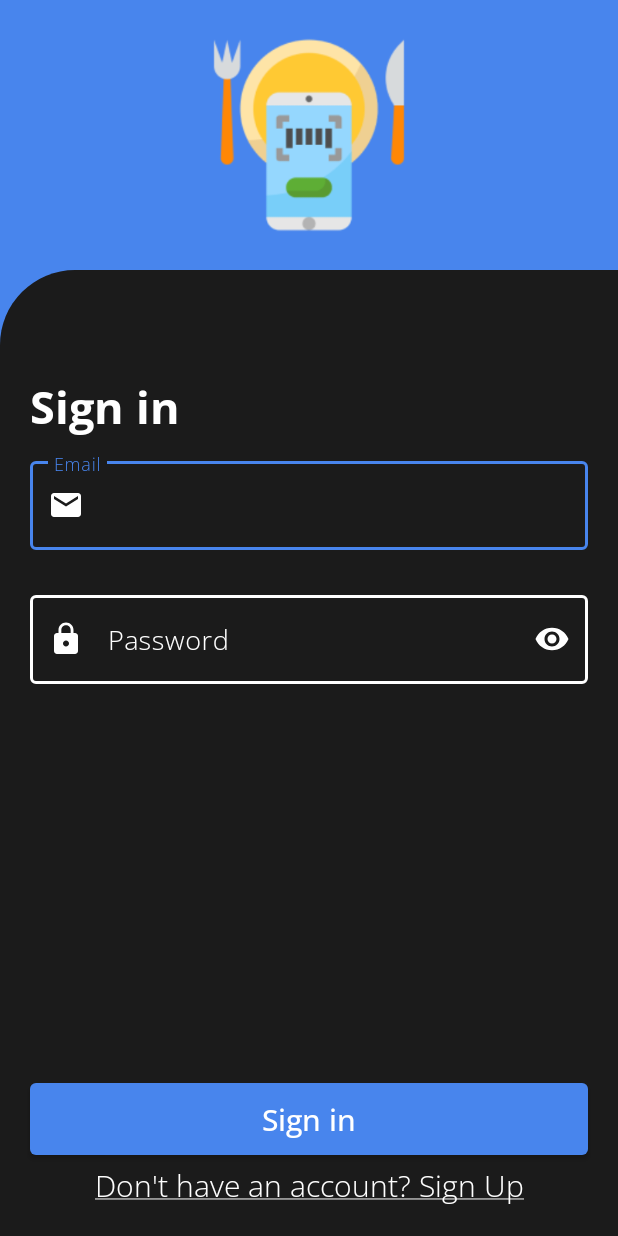
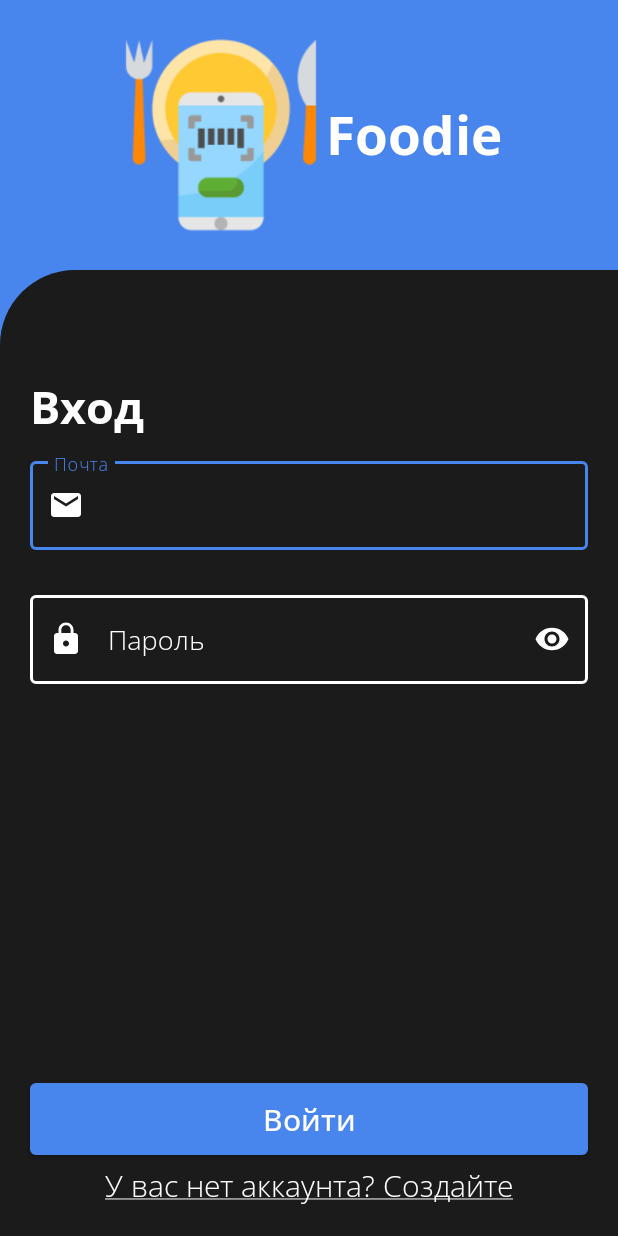
Before and after one commit to overridelfg/FoodScanner-client, an Android app: the screen it shows after launch (AuthActivity), on a phone screen of 412 x 824 dp. Run offline under Robolectric (Android 15) with nearby library versions, the phone set to English and light mode, and no system bars; our stand-ins replace Dagger/Hilt's generated code.

Commit message:
fix bugs

```diff
--- a/app/src/main/AndroidManifest.xml
+++ b/app/src/main/AndroidManifest.xml
@@ -12,6 +12,7 @@
         android:dataExtractionRules="@xml/data_extraction_rules"
         android:fullBackupContent="@xml/backup_rules"
         android:icon="@mipmap/ic_launcher"
+        android:usesCleartextTraffic="true"
         android:label="@string/app_name"
         android:roundIcon="@mipmap/ic_launcher_round"
         android:supportsRtl="true"
--- a/app/src/main/java/kirillrychkov/foodscanner_client/app/data/network/ServerAPI.kt
+++ b/app/src/main/java/kirillrychkov/foodscanner_client/app/data/network/ServerAPI.kt
@@ -1,5 +1,6 @@
 package kirillrychkov.foodscanner_client.app.data.network
 
+import androidx.room.Query
 import kirillrychkov.foodscanner_client.app.data.network.models.*
 import retrofit2.Response
 import retrofit2.http.Body
@@ -36,4 +37,9 @@ interface ServerAPI {
     @GET("products/list")
     suspend fun getProducts(
     ): List<ProductDTO>
+
+    @GET("products/search")
+    suspend fun getProductBySearch(
+        @retrofit2.http.Query("name") name: String
+    ): List<ProductDTO>
 }
--- a/app/src/main/java/kirillrychkov/foodscanner_client/app/data/repository/AuthRepositoryImpl.kt
+++ b/app/src/main/java/kirillrychkov/foodscanner_client/app/data/repository/AuthRepositoryImpl.kt
@@ -50,7 +50,6 @@ class AuthRepositoryImpl @Inject constructor(
             } catch (e: Exception){
                 return@withContext OperationResult.Error("Неизвестная ошибка")
             }
-
         }
     }
 
--- a/app/src/main/java/kirillrychkov/foodscanner_client/app/domain/repository/ProductsRepository.kt
+++ b/app/src/main/java/kirillrychkov/foodscanner_client/app/domain/repository/ProductsRepository.kt
@@ -7,4 +7,6 @@ interface ProductsRepository {
     suspend fun getProductDetails(barcode: Long): OperationResult<Product, String?>
 
     suspend fun getProducts() : OperationResult<List<Product>, String?>
+
+    suspend fun getProductsBySearch(name: String) : OperationResult<List<Product>, String?>
 }
--- a/app/src/main/res/layout/fragment_login.xml
+++ b/app/src/main/res/layout/fragment_login.xml
@@ -7,16 +7,36 @@
     android:background="@color/main_blue"
     tools:context=".app.presentation.auth.LoginFragment">
 
-    <ImageView
-        android:id="@+id/iv_main_icon"
-        android:layout_width="140dp"
-        android:layout_height="140dp"
-        android:layout_marginVertical="20dp"
-        android:src="@drawable/main_icon"
-        app:layout_constraintBottom_toTopOf="@id/layout_login"
+    <LinearLayout
+        android:id="@+id/header"
+        android:layout_width="match_parent"
+        android:layout_height="wrap_content"
+        android:orientation="horizontal"
+        android:gravity="center"
+        app:layout_constraintTop_toTopOf="parent"
+        app:layout_constraintStart_toStartOf="parent"
         app:layout_constraintEnd_toEndOf="parent"
-        app:layout_constraintStart_toStartOf="parent"
-        app:layout_constraintTop_toTopOf="parent" />
+        app:layout_constraintBottom_toTopOf="@id/layout_login">
+
+        <ImageView
+            android:id="@+id/iv_main_icon"
+            android:layout_width="140dp"
+            android:layout_height="140dp"
+            android:layout_marginVertical="20dp"
+            android:src="@drawable/main_icon" />
+
+        <TextView
+            android:id="@+id/tv_main_title"
+            android:layout_width="wrap_content"
+            android:layout_height="wrap_content"
+            android:layout_gravity="center_vertical"
+            android:text="Foodie"
+            android:textSize="35dp"
+            android:textColor="@color/white"
+            android:fontFamily="@font/open_sans_bold"/>
+
+    </LinearLayout>
+
 
     <androidx.constraintlayout.widget.ConstraintLayout
         android:id="@+id/layout_login"
@@ -26,7 +46,7 @@
         app:layout_constraintBottom_toBottomOf="parent"
         app:layout_constraintEnd_toEndOf="parent"
         app:layout_constraintStart_toStartOf="parent"
-        app:layout_constraintTop_toBottomOf="@id/iv_main_icon">
+        app:layout_constraintTop_toBottomOf="@id/header">
 
         <TextView
             android:id="@+id/loginTitleTextView"
@@ -34,7 +54,7 @@
             android:layout_height="wrap_content"
             android:layout_marginStart="20sp"
             android:layout_marginTop="70dp"
-            android:text="@string/sign_in"
+            android:text="@string/sign_in_title_main"
             android:fontFamily="@font/open_sans_bold"
             android:textColor="@color/white"
             android:textSize="30sp"
--- a/app/src/main/res/layout/fragment_products_list.xml
+++ b/app/src/main/res/layout/fragment_products_list.xml
@@ -46,7 +46,6 @@
             android:imeOptions="actionSearch"
             android:inputType="text"
             android:maxLines="1"
-            android:focusable="false"
             android:fontFamily="@font/open_sans_light"
             android:textCursorDrawable="@color/white"
             android:drawablePadding="10dp"
--- a/app/src/main/res/layout/fragment_register.xml
+++ b/app/src/main/res/layout/fragment_register.xml
@@ -42,7 +42,7 @@
             android:layout_height="wrap_content"
             android:layout_marginStart="20sp"
             android:layout_marginTop="70dp"
-            android:text="@string/sign_up"
+            android:text="@string/register_title_main"
             android:textColor="@color/white"
             android:fontFamily="@font/open_sans_bold"
             android:textSize="30sp"
--- a/app/src/main/res/values/strings.xml
+++ b/app/src/main/res/values/strings.xml
@@ -3,23 +3,25 @@
     <!-- TODO: Remove or change this placeholder text -->
     <string name="hello_blank_fragment">Hello blank fragment</string>
     <string name="food_scanner_title">Food Scanner</string>
-    <string name="create_account"><u>Don\'t have an account? Sign Up</u></string>
-    <string name="login_account"><u>Already have an account? Sign In</u></string>
+    <string name="create_account"><u>У вас нет аккаунта? Создайте</u></string>
+    <string name="login_account"><u>У вас уже есть аккаунт? Войдите</u></string>
     <string name="login_btn_text">Войти</string>
-    <string name="password_hint">Password</string>
-    <string name="email_hint">Email</string>
-    <string name="username_hint">Username</string>
+    <string name="password_hint">Пароль</string>
+    <string name="email_hint">Почта</string>
+    <string name="username_hint">Имя</string>
     <string name="create_account_btn_text">Создать аккаунт</string>
-    <string name="next_button">Next</string>
+    <string name="next_button">Далее</string>
     <string name="skip_button">Skip</string>
     <string name="choose_allergens_text">Каких из этих аллергенов Вы придерживаетесь?</string>
     <string name="choose_diets_text">Каких из этих диет Вы придерживаетесь?</string>
-    <string name="sign_in">Sign in</string>
-    <string name="sign_up">Sign up</string>
+    <string name="sign_in">Войти</string>
+    <string name="sign_up">Создать аккаунт</string>
     <string name="profile">Profile</string>
     <string name="scan">Scan</string>
     <string name="log_out">Выйти</string>
     <string name="products_bottom_navigation_title">Продукты</string>
     <string name="profile_bottom_navigation_title">Профиль</string>
     <string name="scan_bottom_navigation_title">Скан</string>
+    <string name="sign_in_title_main">Вход</string>
+    <string name="register_title_main">Регистрация</string>
 </resources>
```
Also changed, not shown: app/src/main/java/kirillrychkov/foodscanner_client/app/data/repository/ProductsRepositoryImpl.kt (+13 -0 lines), app/src/main/java/kirillrychkov/foodscanner_client/app/domain/usecase/products/GetProductsBySearchUseCase.kt (added, +14 -0 lines), app/src/main/java/kirillrychkov/foodscanner_client/app/presentation/auth/AuthViewModel.kt (+9 -2 lines), app/src/main/java/kirillrychkov/foodscanner_client/app/presentation/auth/LoginFragment.kt (+10 -6 lines), app/src/main/java/kirillrychkov/foodscanner_client/app/presentation/auth/RegisterFragment.kt (+13 -4 lines), app/src/main/java/kirillrychkov/foodscanner_client/app/presentation/mainpage/products/ProductsListFragment.kt (+63 -6 lines), app/src/main/java/kirillrychkov/foodscanner_client/app/presentation/mainpage/products/ProductsListViewModel.kt (+19 -1 lines), app/src/main/java/kirillrychkov/foodscanner_client/app/presentation/restrictions/ChooseAllergensFragment.kt (+12 -2 lines), app/src/main/java/kirillrychkov/foodscanner_client/app/presentation/restrictions/ChooseDietsFragment.kt (+13 -3 lines), app/src/main/res/layout/fragment_choose_allergens.xml (+12 -1 lines), app/src/main/res/layout/fragment_choose_diets.xml (+12 -1 lines).
